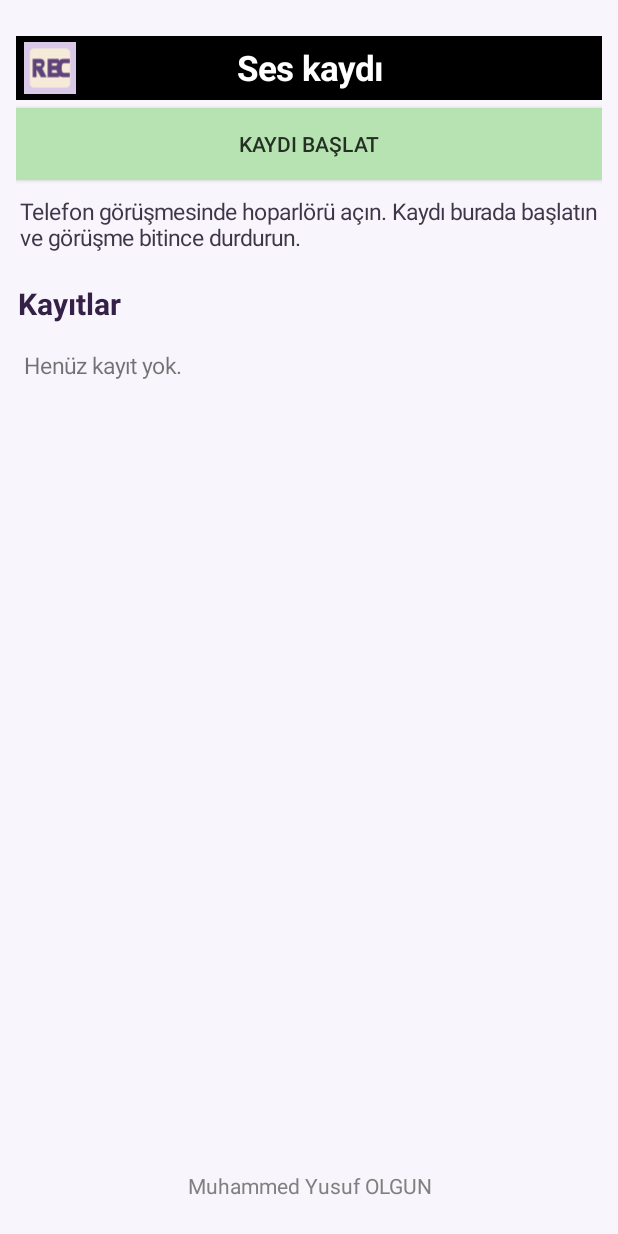
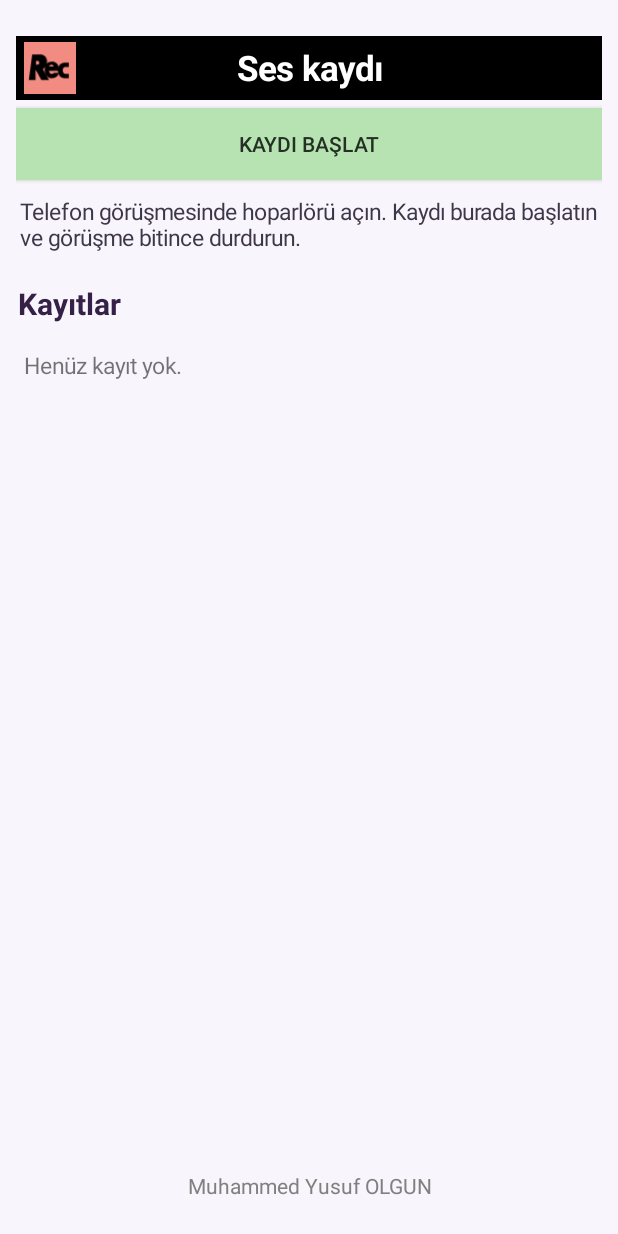
Before and after one commit to muhammedyusufolgun/ses-kaydi, an Android app: the screen it shows after launch (MainActivity), on a phone screen of 412 x 824 dp. Run offline under Robolectric (Android 15) with nearby library versions, the phone set to English and light mode, and no system bars.

Commit message:
Set light red Rec launcher icon

```diff
--- a/app/src/main/res/drawable/ic_cassette.xml
+++ b/app/src/main/res/drawable/ic_cassette.xml
@@ -3,10 +3,10 @@
     android:height="108dp"
     android:viewportWidth="108"
     android:viewportHeight="108">
-    <path android:fillColor="#D9C8E8" android:pathData="M0,0h108v108h-108z" />
-    <path android:fillColor="#F5EBD8" android:pathData="M12,22c0,-5 4,-9 9,-9h66c5,0 9,4 9,9v64c0,5 -4,9 -9,9h-66c-5,0 -9,-4 -9,-9z" />
-    <path android:fillColor="#60427B" android:fillType="evenOdd"
-        android:pathData="M18,35h16c10,0 12,14 4,20l9,18h-12l-8,-15h-1v15h-8z M26,44v6h7c4,0 4,-6 0,-6z" />
-    <path android:fillColor="#60427B" android:pathData="M49,35h23v9h-14v5h12v9h-12v6h15v9h-24z" />
-    <path android:fillColor="#60427B" android:pathData="M95,35v9h-13c-5,0 -5,20 0,20h13v9h-14c-18,0 -18,-38 0,-38z" />
+    <path android:fillColor="#F28B82" android:pathData="M0,0h108v108h-108z" />
+    <path android:fillColor="#000000" android:fillType="evenOdd"
+        android:pathData="M17,26h17c16,0 19,23 5,30l13,23h-16l-11,-20h-1v20h-14z M25,39v8h3c5,0 5,-8 0,-8z" />
+    <path android:fillColor="#000000" android:fillType="evenOdd"
+        android:pathData="M72,55c0,-9 -6,-14 -14,-14c-10,0 -15,7 -15,17c0,10 6,17 16,17c7,0 12,-4 13,-11h-10c-1,3 -6,3 -8,1c-1,-1 -2,-3 -2,-5h20z M52,51c2,-5 8,-5 10,0z" />
+    <path android:fillColor="#000000" android:pathData="M93,43v9h-8c-6,0 -6,14 0,14h8v9h-9c-18,0 -18,-32 0,-32z" />
 </vector>
```
